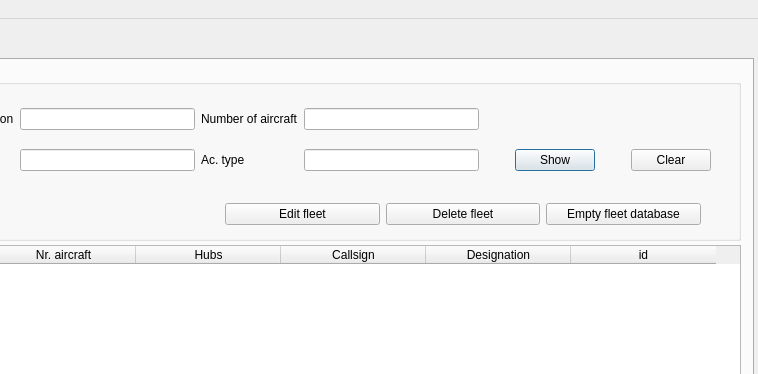
kantooon/ScheduleViewer, file ScheduleUi/MainWindow.ui: the form before one commit; both pictures show x 312 to 1070 and y 0 to 374 of the 1070 by 740 pixel window.
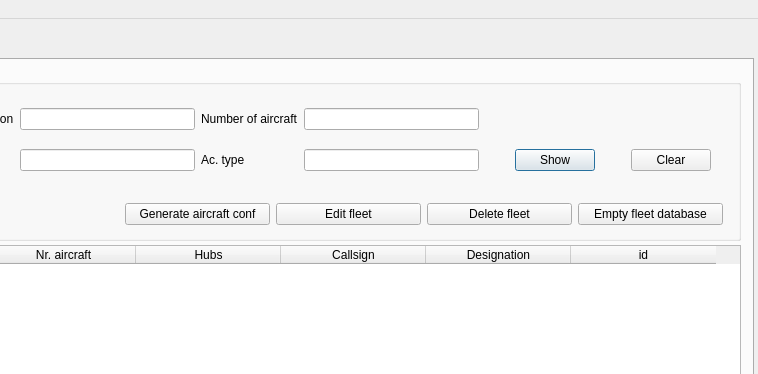
The form after the commit. The open tabs and pages were chosen to show the change. Icons and pictures are not drawn.

Commit message: Added aircraft conf generator (on fleet tab)

```diff
--- a/ScheduleUi/MainWindow.ui
+++ b/ScheduleUi/MainWindow.ui
@@ -524,13 +524,20 @@
       <widget class="QWidget" name="verticalLayoutWidget_2">
        <property name="geometry">
         <rect>
-         <x>525</x>
+         <x>425</x>
          <y>126</y>
-         <width>476</width>
+         <width>598</width>
          <height>46</height>
         </rect>
        </property>
        <layout class="QHBoxLayout" name="horizontalLayout_2">
+        <item>
+         <widget class="QPushButton" name="generateAircraftButton">
+          <property name="text">
+           <string>Generate aircraft conf</string>
+          </property>
+         </widget>
+        </item>
         <item>
          <widget class="QPushButton" name="editFleetButton">
           <property name="text">
```
Left out of the diff: 8 changed lines with no effect on the pictures. The commit also changes 6 other files.
